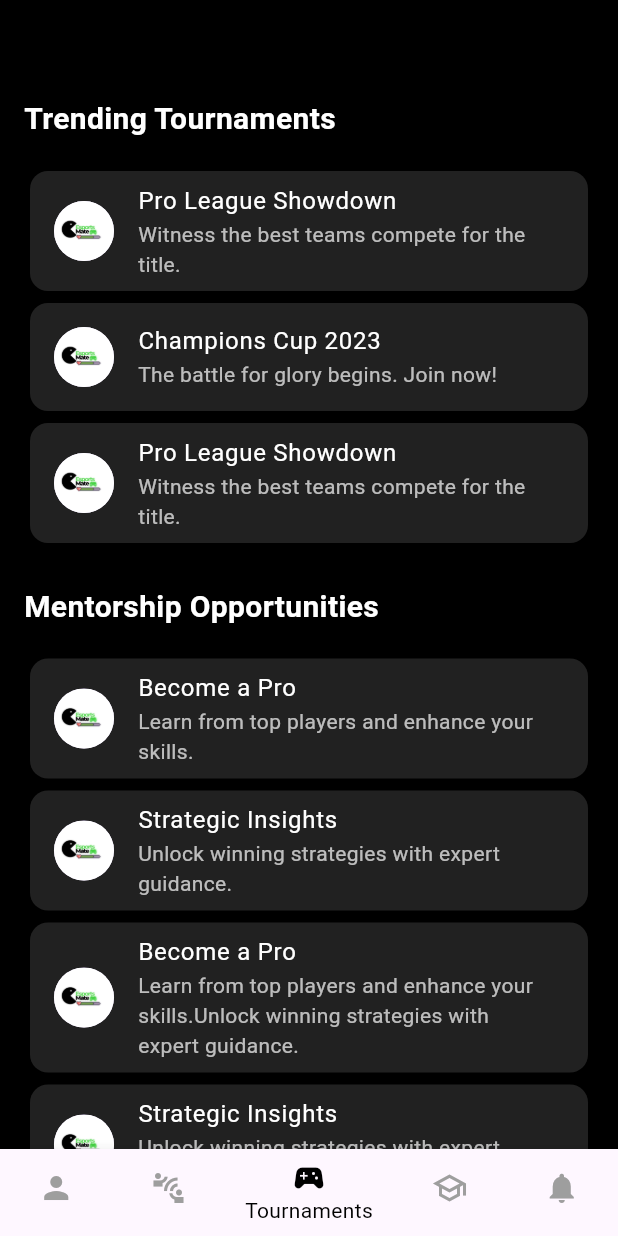
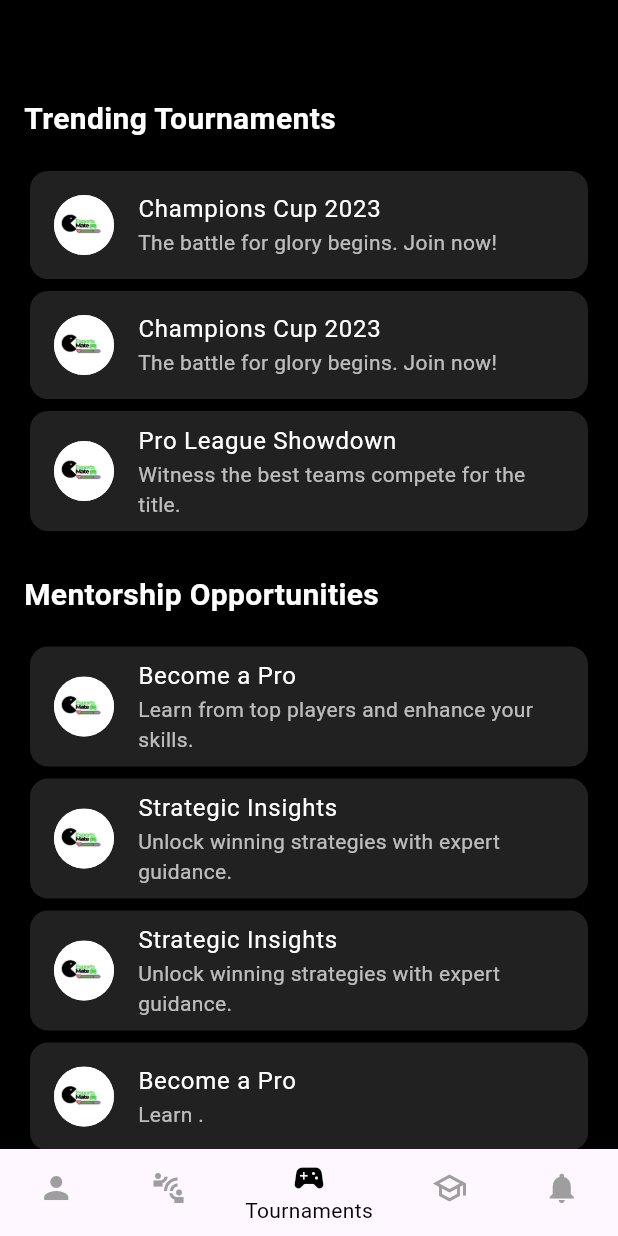
Before and after one commit to eswarchandsney/GitActions-Automation-Esportsmate, a Flutter app: the screen it shows after launch, on a phone screen of 412 x 824 dp. Run offline on Flutter 3.47's test engine with Material 3 defaults, Android fonts, the light colour scheme and no system bars; our stand-ins replace firebase_core, flutter_native_splash; accounts and stored records are empty.

Commit message:
Updated tournaments

```diff
--- a/lib/screens/tournaments.dart
+++ b/lib/screens/tournaments.dart
@@ -47,9 +47,14 @@ class _TournamentsPageState extends State<TournamentsPage> {
             ),
             const SizedBox(height: 16),
 
-            tournamentCard(
+            /*tournamentCard(
               title: "Pro League Showdown",
               subtitle: "Witness the best teams compete for the title.",
+              imageUrl: "assets/profile_picture.jpg",
+            ),*/
+            tournamentCard(
+              title: "Champions Cup 2023",
+              subtitle: "The battle for glory begins. Join now!",
               imageUrl: "assets/profile_picture.jpg",
             ),
             tournamentCard(
@@ -83,14 +88,24 @@ class _TournamentsPageState extends State<TournamentsPage> {
               subtitle: "Unlock winning strategies with expert guidance.",
               imageUrl: "assets/profile_picture.jpg",
             ),
-            mentorshipCard(
+            /*mentorshipCard(
               title: "Become a Pro",
               subtitle: "Learn from top players and enhance your skills.Unlock winning strategies with expert guidance.",
               imageUrl: "assets/profile_picture.jpg",
-            ),
+            ),*/
             mentorshipCard(
               title: "Strategic Insights",
               subtitle: "Unlock winning strategies with expert guidance.",
+              imageUrl: "assets/profile_picture.jpg",
+            ),
+            mentorshipCard(
+              title: "Become a Pro",
+              subtitle: "Learn .",
+              imageUrl: "assets/profile_picture.jpg",
+            ),
+            mentorshipCard(
+              title: "Become a Pro",
+              subtitle: "Learn.",
               imageUrl: "assets/profile_picture.jpg",
             ),
           ],
```
Also changed, not shown: 1 other file.
